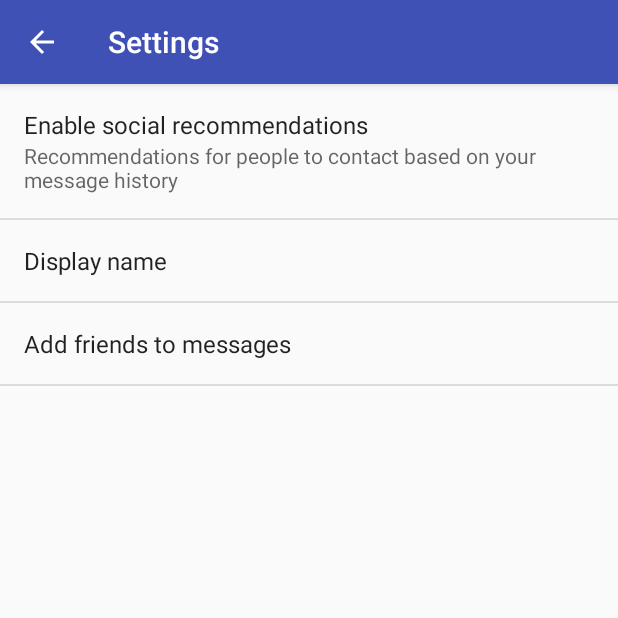
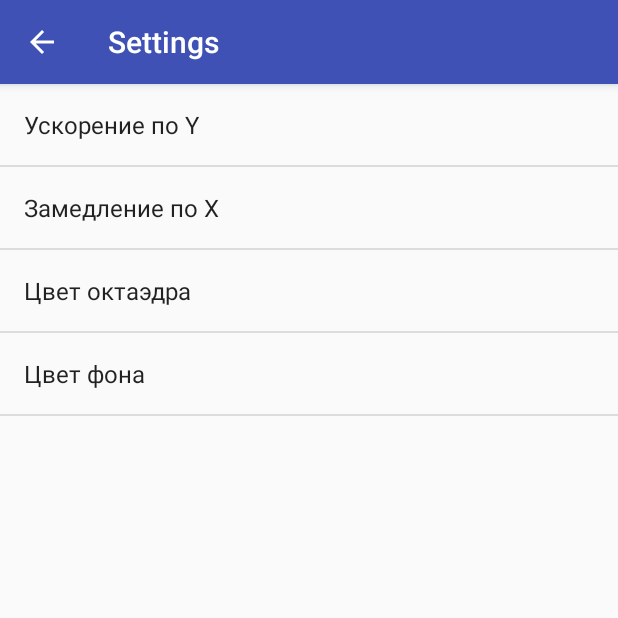
Before and after one commit to sakateka/courseWork, an Android app: the SettingsActivity screen opened directly, with no data from a screen before it, on a phone screen of 412 x 824 dp, the top half of it. Run offline under Robolectric (Android 15) with nearby library versions, the phone set to English and light mode, and no system bars.

Commit message:
complete preference xml

```diff
--- a/app/src/main/res/values/strings.xml
+++ b/app/src/main/res/values/strings.xml
@@ -24,73 +24,61 @@
 
     <!-- Strings related to Settings -->
 
-    <!-- Example General settings -->
-    <string name="pref_header_general">General</string>
+    <string name="pref_title_velocity_y">Ускорение по Y</string>
+    <string name="pref_default_velocity_y">10</string>
+    <string name="pref_title_velocity_x">Замедление по X</string>
+    <string name="pref_default_velocity_x">3</string>
 
-    <string name="pref_title_social_recommendations">Enable social recommendations</string>
-    <string name="pref_description_social_recommendations">Recommendations for people to contact
-        based on your message history
-    </string>
 
-    <string name="pref_title_display_name">Display name</string>
-    <string name="pref_default_display_name">John Smith</string>
-
-    <string name="pref_title_add_friends_to_messages">Add friends to messages</string>
-    <string-array name="pref_example_list_titles">
-        <item>Always</item>
-        <item>When possible</item>
-        <item>Never</item>
+    <string name="pref_title_color_background">Цвет фона</string>
+    <string-array name="pref_color_background_list_titles">
+        <item>Серый</item>
+        <item>Белый</item>
+        <item>Черный</item>
+        <item>Красный</item>
+        <item>Оранжевый</item>
+        <item>Желтый</item>
+        <item>Зелёный</item>
+        <item>Голубой</item>
+        <item>Синий</item>
+        <item>Фиолетовый</item>
     </string-array>
-    <string-array name="pref_example_list_values">
-        <item>1</item>
-        <item>0</item>
-        <item>-1</item>
+    <string-array name="pref_color_background_list_values">
+        <item>#757575</item>
+        <item>#ffffff</item>
+        <item>#000000</item>
+        <item>#ff0000</item>
+        <item>#ffa000</item>
+        <item>#ffea00</item>
+        <item>#43a047</item>
+        <item>#00e5ff</item>
+        <item>#304ffe</item>
+        <item>#aa00ff</item>
     </string-array>
 
-    <!-- Example settings for Data & Sync -->
-    <string name="pref_header_data_sync">Data &amp; sync</string>
-
-    <string name="pref_title_sync_frequency">Sync frequency</string>
-    <string-array name="pref_sync_frequency_titles">
-        <item>15 minutes</item>
-        <item>30 minutes</item>
-        <item>1 hour</item>
-        <item>3 hours</item>
-        <item>6 hours</item>
-        <item>Never</item>
+    <string name="pref_title_color_octahedron">Цвет октаэдра</string>
+    <string-array name="pref_color_octahedron_list_titles">
+        <item>Серый</item>
+        <item>Белый</item>
+        <item>Черный</item>
+        <item>Красный</item>
+        <item>Оранжевый</item>
+        <item>Желтый</item>
+        <item>Зелёный</item>
+        <item>Голубой</item>
+        <item>Синий</item>
+        <item>Фиолетовый</item>
     </string-array>
-    <string-array name="pref_sync_frequency_values">
-        <item>15</item>
-        <item>30</item>
-        <item>60</item>
-        <item>180</item>
-        <item>360</item>
-        <item>-1</item>
+    <string-array name="pref_color_octahedron_list_values">
+        <item>#757575</item>
+        <item>#ffffff</item>
+        <item>#000000</item>
+        <item>#ff0000</item>
+        <item>#ffa000</item>
+        <item>#ffea00</item>
+        <item>#43a047</item>
+        <item>#00e5ff</item>
+        <item>#304ffe</item>
+        <item>#aa00ff</item>
     </string-array>
-
-    <string-array name="list_preference_entries">
-        <item>Entry 1</item>
-        <item>Entry 2</item>
-        <item>Entry 3</item>
-    </string-array>
-
-    <string-array name="list_preference_entry_values">
-        <item>1</item>
-        <item>2</item>
-        <item>3</item>
-    </string-array>
-
-    <string-array name="multi_select_list_preference_default_value" />
-
-    <string name="pref_title_system_sync_settings">System sync settings</string>
-
-    <!-- Example settings for Notifications -->
-    <string name="pref_header_notifications">Notifications</string>
-
-    <string name="pref_title_new_message_notifications">New message notifications</string>
-
-    <string name="pref_title_ringtone">Ringtone</string>
-    <string name="pref_ringtone_silent">Silent</string>
-
-    <string name="pref_title_vibrate">Vibrate</string>
 </resources>
--- a/app/src/main/res/xml/preferences.xml
+++ b/app/src/main/res/xml/preferences.xml
@@ -1,33 +1,41 @@
 <PreferenceScreen xmlns:android="http://schemas.android.com/apk/res/android">
 
-    <Preference
-        android:defaultValue="true"
-        android:key="example_switch"
-        android:summary="@string/pref_description_social_recommendations"
-        android:title="@string/pref_title_social_recommendations" />
-
-    <!-- NOTE: EditTextPreference accepts EditText attributes. -->
-    <!-- NOTE: EditTextPreference's summary should be set to its value by the activity code. -->
     <EditTextPreference
         android:capitalize="words"
-        android:defaultValue="@string/pref_default_display_name"
-        android:inputType="textCapWords"
-        android:key="example_text"
+        android:defaultValue="@string/pref_default_velocity_y"
+        android:inputType="number"
+        android:key="velocity_y_key"
         android:maxLines="1"
         android:selectAllOnFocus="true"
         android:singleLine="true"
-        android:title="@string/pref_title_display_name" />
+        android:title="@string/pref_title_velocity_y" />
+    <EditTextPreference
+        android:capitalize="words"
+        android:defaultValue="@string/pref_default_velocity_x"
+        android:inputType="number"
+        android:key="velocity_x_key"
+        android:maxLines="1"
+        android:selectAllOnFocus="true"
+        android:singleLine="true"
+        android:title="@string/pref_title_velocity_x" />
 
-    <!-- NOTE: Hide buttons to simplify the UI. Users can touch outside the dialog to
-         dismiss it. -->
-    <!-- NOTE: ListPreference's summary should be set to its value by the activity code. -->
+
     <ListPreference
-        android:defaultValue="-1"
-        android:entries="@array/pref_example_list_titles"
-        android:entryValues="@array/pref_example_list_values"
-        android:key="example_list"
+        android:defaultValue="#43a047"
+        android:entries="@array/pref_color_octahedron_list_titles"
+        android:entryValues="@array/pref_color_octahedron_list_values"
+        android:key="octahedron_color_key"
         android:negativeButtonText="@null"
         android:positiveButtonText="@null"
-        android:title="@string/pref_title_add_friends_to_messages" />
+        android:title="@string/pref_title_color_octahedron" />
+    <ListPreference
+        android:defaultValue="#757575"
+        android:entries="@array/pref_color_background_list_titles"
+        android:entryValues="@array/pref_color_background_list_values"
+        android:key="background_color_key"
+        android:negativeButtonText="@null"
+        android:positiveButtonText="@null"
+        android:title="@string/pref_title_color_background" />
+
 
 </PreferenceScreen>
```
